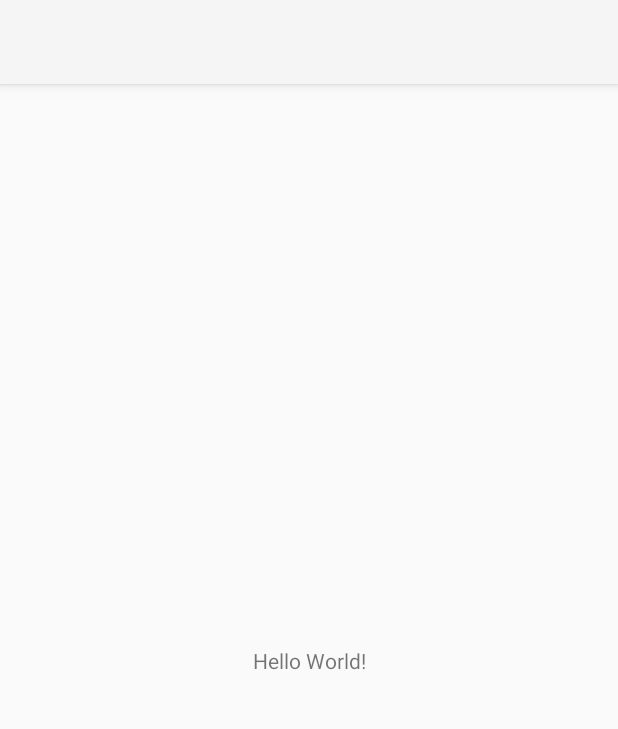
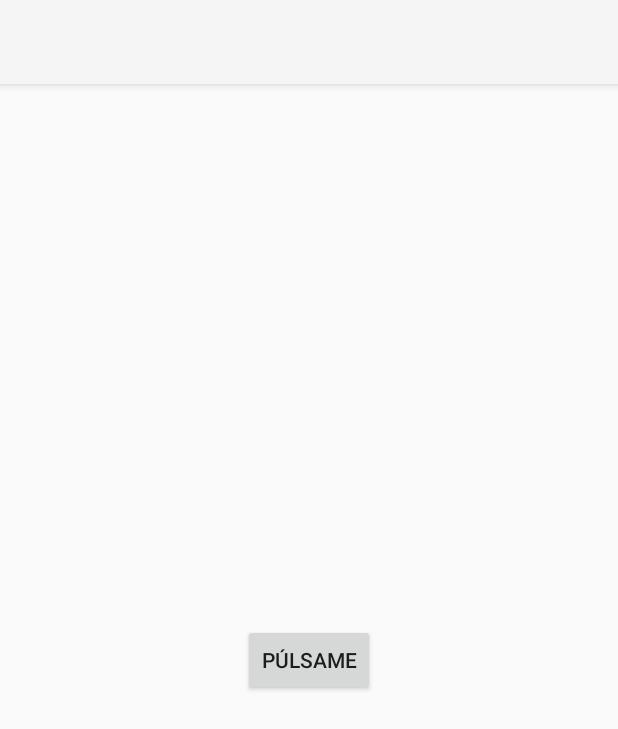
Before and after one commit to eulogioep/curso_android_2024, an Android app: the screen it shows after launch (MainActivity), on a phone screen of 412 x 824 dp. Shown: the top 729 px of the screen. Run offline under Robolectric (Android 15) with nearby library versions, the phone set to English and light mode, and no system bars.

Commit message:
Creado Botón de prueba

```diff
--- a/IntroduccionAndroid/app/src/main/java/com/eulogioep/introduccionandroid/MainActivity.kt
+++ b/IntroduccionAndroid/app/src/main/java/com/eulogioep/introduccionandroid/MainActivity.kt
@@ -1,6 +1,8 @@
 package com.eulogioep.introduccionandroid
 
 import android.os.Bundle
+import android.widget.Button
+import android.widget.Toast
 import androidx.activity.enableEdgeToEdge
 import androidx.appcompat.app.AppCompatActivity
 import androidx.core.view.ViewCompat
@@ -16,5 +18,13 @@ class MainActivity : AppCompatActivity() {
             v.setPadding(systemBars.left, systemBars.top, systemBars.right, systemBars.bottom)
             insets
         }
+
+        val button: Button = findViewById(R.id.Miboton)
+
+        button.setOnClickListener {
+            Toast.makeText(this, "¡Hola Mundo!", Toast.LENGTH_SHORT).show()
+        }
+
+
     }
 }
--- a/IntroduccionAndroid/app/src/main/res/layout/activity_main.xml
+++ b/IntroduccionAndroid/app/src/main/res/layout/activity_main.xml
@@ -7,13 +7,15 @@
     android:layout_height="match_parent"
     tools:context=".MainActivity">
 
-    <TextView
+    <Button
         android:layout_width="wrap_content"
         android:layout_height="wrap_content"
-        android:text="Hello World!"
+        android:id="@+id/Miboton"
         app:layout_constraintBottom_toBottomOf="parent"
         app:layout_constraintEnd_toEndOf="parent"
         app:layout_constraintStart_toStartOf="parent"
-        app:layout_constraintTop_toTopOf="parent" />
+        app:layout_constraintTop_toTopOf="parent"
+        android:text="Púlsame"/>
+
 
 </androidx.constraintlayout.widget.ConstraintLayout>
```
